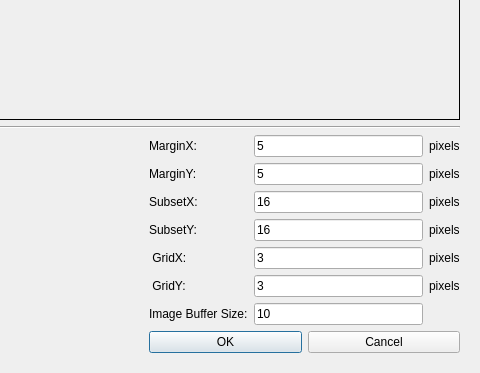
Qt form TW/TW_Core/camparamdialog.ui (TWANG006/TW) before a commit; both pictures show x 452 to 932 and y 498 to 871 of the 932 by 871 pixel window.
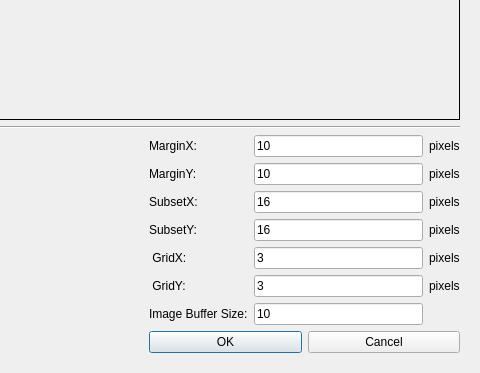
The same form after that commit. Custom widgets are drawn as their Qt base class.

Commit message:
TW_Core: for test
git-tfs-id: [https://twang006.visualstudio.com/]$/TW;C217

```diff
--- a/TW/TW_Core/camparamdialog.ui
+++ b/TW/TW_Core/camparamdialog.ui
@@ -344,7 +344,7 @@
          <item row="0" column="1">
           <widget class="QLineEdit" name="MarginX_lineEdit">
            <property name="text">
-            <string>5</string>
+            <string>10</string>
            </property>
           </widget>
          </item>
@@ -386,7 +386,7 @@
          <item row="1" column="1">
           <widget class="QLineEdit" name="MarginY_lineEdit">
            <property name="text">
-            <string>5</string>
+            <string>10</string>
            </property>
           </widget>
          </item>
```
Left out of the diff: 12 changed lines with no effect on the pictures. The commit also changes 2 other files.
